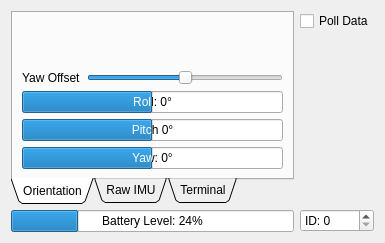
vedderb/rise_sdvp, file Linux/RC_Car_Tool/carinterface.ui: the form before one commit.
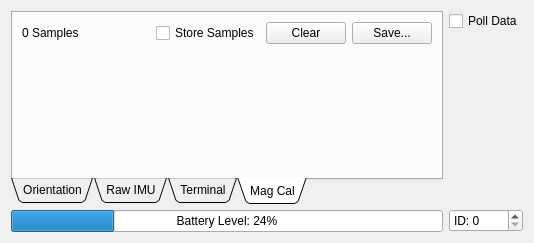
The form after the commit. The open tabs and pages were chosen to show the change. Custom widgets are drawn as their Qt base class.

Patch:
```diff
--- a/Linux/RC_Car_Tool/carinterface.ui
+++ b/Linux/RC_Car_Tool/carinterface.ui
@@ -6,7 +6,7 @@
    <rect>
     <x>0</x>
     <y>0</y>
-    <width>385</width>
+    <width>534</width>
     <height>243</height>
    </rect>
   </property>
@@ -173,6 +173,71 @@
          </item>
         </layout>
        </widget>
+       <widget class="QWidget" name="tab_4">
+        <attribute name="title">
+         <string>Mag Cal</string>
+        </attribute>
+        <layout class="QVBoxLayout" name="verticalLayout_6">
+         <item>
+          <layout class="QHBoxLayout" name="horizontalLayout_4">
+           <item>
+            <widget class="QLabel" name="magSampleLabel">
+             <property name="text">
+              <string>0 Samples</string>
+             </property>
+            </widget>
+           </item>
+           <item>
+            <spacer name="horizontalSpacer">
+             <property name="orientation">
+              <enum>Qt::Horizontal</enum>
+             </property>
+             <property name="sizeHint" stdset="0">
+              <size>
+               <width>40</width>
+               <height>20</height>
+              </size>
+             </property>
+            </spacer>
+           </item>
+           <item>
+            <widget class="QCheckBox" name="magSampleStoreBox">
+             <property name="text">
+              <string>Store Samples</string>
+             </property>
+            </widget>
+           </item>
+           <item>
+            <widget class="QPushButton" name="magSampleClearButton">
+             <property name="text">
+              <string>Clear</string>
+             </property>
+            </widget>
+           </item>
+           <item>
+            <widget class="QPushButton" name="magSampleSaveButton">
+             <property name="text">
+              <string>Save...</string>
+             </property>
+            </widget>
+           </item>
+          </layout>
+         </item>
+         <item>
+          <spacer name="verticalSpacer_2">
+           <property name="orientation">
+            <enum>Qt::Vertical</enum>
+           </property>
+           <property name="sizeHint" stdset="0">
+            <size>
+             <width>20</width>
+             <height>103</height>
+            </size>
+           </property>
+          </spacer>
+         </item>
+        </layout>
+       </widget>
       </widget>
      </item>
      <item>
```
